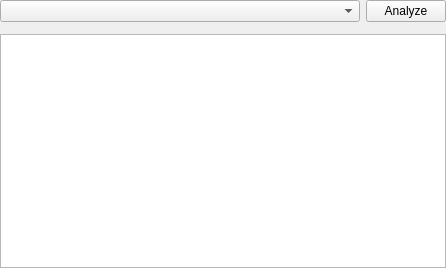
Before: the Qt Designer form src/gui/analysiswidget.ui in madnight/chessx, drawn with Qt 5.
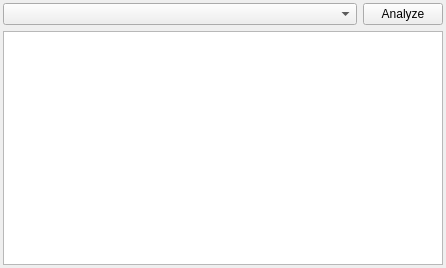
After: the same form once the commit is applied.

Commit message: Small adjustments to Analysis widget. Use QTextBrowser instead of editable QTextEdit. Change text on the button according to current status.

What changed in the file:
```diff
--- a/src/gui/analysiswidget.ui
+++ b/src/gui/analysiswidget.ui
@@ -14,10 +14,10 @@
   </property>
   <layout class="QVBoxLayout" >
    <property name="margin" >
-    <number>0</number>
+    <number>3</number>
    </property>
    <property name="spacing" >
-    <number>6</number>
+    <number>3</number>
    </property>
    <item>
     <layout class="QHBoxLayout" >
@@ -41,6 +41,14 @@
      </item>
      <item>
       <widget class="QPushButton" name="analyzeButton" >
+       <property name="sizePolicy" >
+        <sizepolicy>
+         <hsizetype>1</hsizetype>
+         <vsizetype>1</vsizetype>
+         <horstretch>0</horstretch>
+         <verstretch>0</verstretch>
+        </sizepolicy>
+       </property>
        <property name="text" >
         <string>Analyze</string>
        </property>
@@ -58,7 +66,7 @@
     <widget class="QWidget" native="1" name="boardView" />
    </item>
    <item>
-    <widget class="QTextEdit" name="variationText" />
+    <widget class="QTextBrowser" name="variationText" />
    </item>
   </layout>
  </widget>
```
The commit also changes 1 other file.
